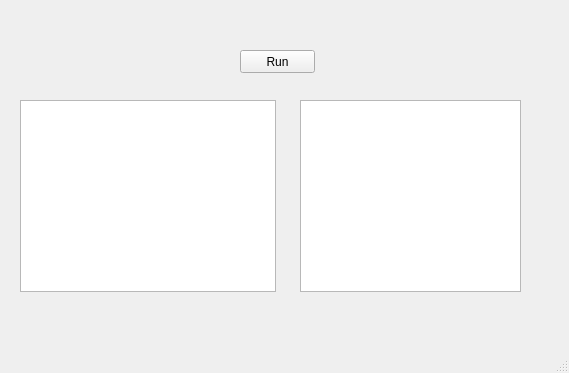
This is PythonGUI/RunWindow.ui in 89snnfk561/Graduate-Project-MOT as Qt 5 draws it before an edit. The edited form follows.
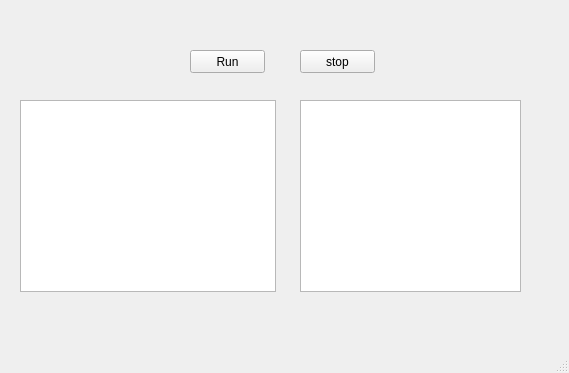
This is the edited form.

Commit message: fix track ID Out of range bug

Diff of the .ui file:
```diff
--- a/PythonGUI/RunWindow.ui
+++ b/PythonGUI/RunWindow.ui
@@ -37,7 +37,7 @@
    <widget class="QPushButton" name="runButton">
     <property name="geometry">
      <rect>
-      <x>240</x>
+      <x>190</x>
       <y>50</y>
       <width>75</width>
       <height>23</height>
@@ -47,6 +47,19 @@
      <string>Run</string>
     </property>
    </widget>
+   <widget class="QPushButton" name="stopButton">
+    <property name="geometry">
+     <rect>
+      <x>300</x>
+      <y>50</y>
+      <width>75</width>
+      <height>23</height>
+     </rect>
+    </property>
+    <property name="text">
+     <string>stop</string>
+    </property>
+   </widget>
   </widget>
   <widget class="QStatusBar" name="statusbar"/>
  </widget>
```
The commit also changes 2 other files.
